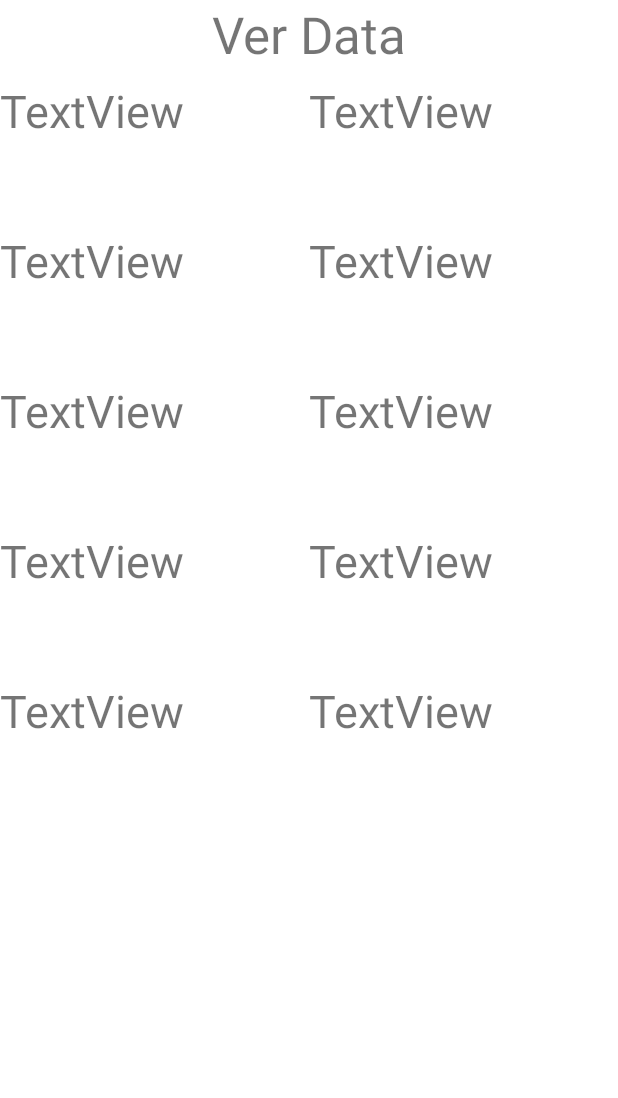
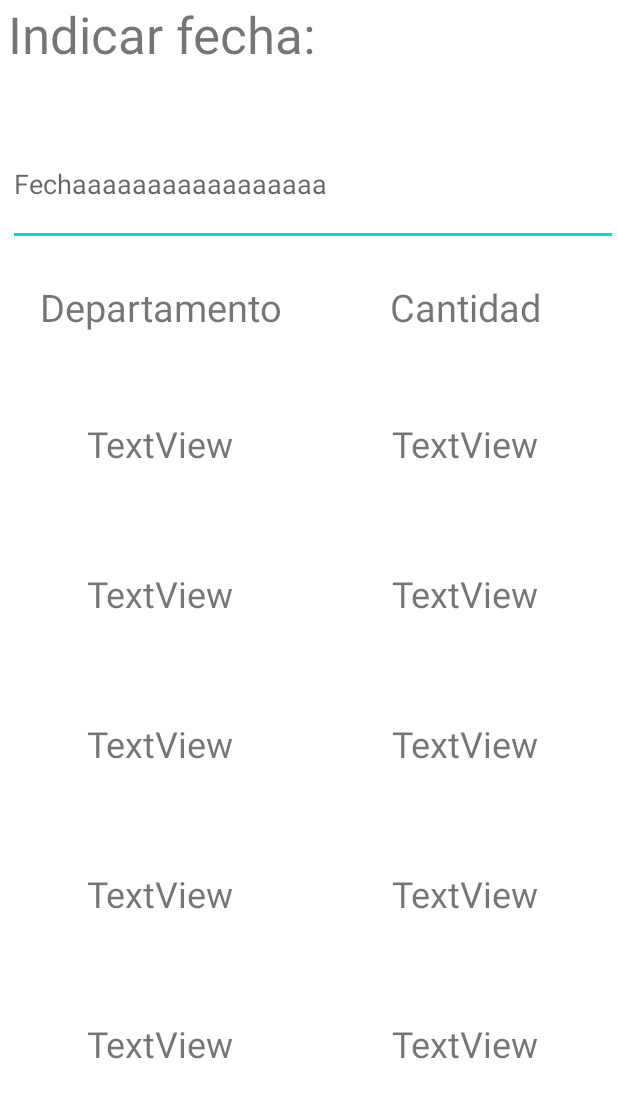
Before and after one commit to saamnd/EC3_PM, an Android app: the layout fragment_personas.xml on its own in the app's theme, with its tools: preview values and no code run, on a phone screen of 412 x 824 dp. Shown: the top 1098 px of the screen. Run offline under Robolectric (Android 15) with nearby library versions, the phone set to English and light mode, and no system bars.

Commit message:
Sincroniza data 8

```diff
--- a/app/src/main/java/pe/edu/ulima/pm/ec/fragments/PersonaFragment.kt
+++ b/app/src/main/java/pe/edu/ulima/pm/ec/fragments/PersonaFragment.kt
@@ -3,6 +3,7 @@ package pe.edu.ulima.pm.ec.fragments
 import android.os.Bundle
 import android.util.Log
 import android.view.*
+import android.widget.EditText
 import androidx.fragment.app.Fragment
 import androidx.recyclerview.widget.RecyclerView
 import pe.edu.ulima.pm.ec.models.GestorPersona
@@ -28,16 +29,23 @@ class PersonaFragment: Fragment() {
 
     override fun onViewCreated(view: View, savedInstanceState: Bundle?) {
         super.onViewCreated(view, savedInstanceState)
+        //Si no existe la BD
+                //pedir sincronización
+                //Si existe
 
         mRviPersonas = view.findViewById(R.id.rviPersonas)
+        var fecha= "17-06-2022"
+        val etFecha= view.findViewById<EditText>(R.id.EtFecha)/*
 
-        //Si no existe la BD
-            //pedir sincronización
-        //Si existe
-        var lista : List<Persona> = mutableListOf()
-        lista = GestorPersona().obtenerListaPersonasRoom(
-            requireContext().applicationContext)
+        etFecha.setOnClickListener{*/
+            var lista : List<Persona> = mutableListOf()
+            lista = GestorPersona().obtenerListaPersonasRoom(
+                requireContext().applicationContext, fecha)
             cargarListaDepartamentos(lista)
+        //}
+
+
+
     }
 
     private fun cargarListaDepartamentos(lista: List<Persona>) {
--- a/app/src/main/java/pe/edu/ulima/pm/ec/models/GestorPersona.kt
+++ b/app/src/main/java/pe/edu/ulima/pm/ec/models/GestorPersona.kt
@@ -73,14 +73,15 @@ class GestorPersona {
 
     }
 
-    fun obtenerListaPersonasRoom (context : Context) : List<Persona> {
+    fun obtenerListaPersonasRoom (context : Context,fecha :String) : List<Persona> {
         val daoPersona : PersonaRoomDAO = AppDatabase.getInstance(
             context).getPersonaRoomDAO()
-        val fecha_ej="17-06-2022"
-        val listaPersonasRoom = daoPersona.PorDepa(fecha_ej) // consulta Room
+
+
+        val listaPersonasRoom = daoPersona.PorDepa(fecha) // consulta Room
         println(listaPersonasRoom.size)
         val listaPlanetas = listaPersonasRoom.map {
-            Persona(fecha_ej,it.cantidad,it.departamento)
+            Persona(fecha,it.cantidad,it.departamento)
         }
         return listaPlanetas
     }
--- a/app/src/main/java/pe/edu/ulima/pm/ec/room/dao/PersonaRoomDAO.kt
+++ b/app/src/main/java/pe/edu/ulima/pm/ec/room/dao/PersonaRoomDAO.kt
@@ -6,6 +6,7 @@ import androidx.room.Insert
 import androidx.room.Query
 import pe.edu.ulima.pm.ec.models.beans.Persona
 import pe.edu.ulima.pm.ec.room.models.DepartamentoRoom
+import pe.edu.ulima.pm.ec.room.models.FechasRoom
 import pe.edu.ulima.pm.ec.room.models.PersonaRoom
 
 @Dao
@@ -18,6 +19,9 @@ interface PersonaRoomDAO {
 
     @Query("SELECT departamento, count(*) as cantidad FROM PersonaRoom WHERE fecha_corte=:fecha_corte GROUP BY DEPARTAMENTO")
     fun PorDepa(fecha_corte:String) : List<DepartamentoRoom>
+/*
+    @Query("SELECT DISTINCT fecha_corte FROM PersonaRoom")
+    fun ObtenerFechas(fecha_corte:String) : List<FechasRoom>*/
 
     @Insert
     fun insert(persona : PersonaRoom)
--- /dev/null
+++ b/app/src/main/java/pe/edu/ulima/pm/ec/room/models/FechasRoom.kt
@@ -0,0 +1,12 @@
+package pe.edu.ulima.pm.ec.room.models
+
+import androidx.room.ColumnInfo
+import androidx.room.Entity
+import androidx.room.PrimaryKey
+
+@Entity
+data class FechasRoom(
+
+    @PrimaryKey( )
+    val fecha_corte : String
+)
--- a/app/src/main/res/layout/fragment_personas.xml
+++ b/app/src/main/res/layout/fragment_personas.xml
@@ -3,30 +3,59 @@
     xmlns:tools="http://schemas.android.com/tools"
     android:layout_width="match_parent"
     android:layout_height="match_parent"
-    xmlns:app="http://schemas.android.com/apk/res-auto">
+    xmlns:app="http://schemas.android.com/apk/res-auto"
+    android:layout_marginStart="5sp">
+
+    <LinearLayout
+        android:layout_width="match_parent"
+        android:layout_height="match_parent"
+        android:orientation="vertical">
 
         <TextView
             android:id="@+id/tviTitulo"
-        android:layout_width="wrap_content"
-        android:layout_height="wrap_content"
-        android:text="Ver Data"
-        android:textSize="34sp"
-        app:layout_constraintEnd_toEndOf="parent"
-        app:layout_constraintStart_toStartOf="parent"
-        app:layout_constraintTop_toTopOf="parent" />
+            android:layout_width="match_parent"
+            android:layout_height="0dp"
+            android:layout_weight="1"
+            android:text="Indicar fecha: "
+            android:textSize="34sp" />
+            <EditText
+                android:id="@+id/EtFecha"
+                android:layout_width="match_parent"
+                android:layout_height="0dp"
+                android:layout_weight="1"
+                android:hint="Fechaaaaaaaaaaaaaaaaa"/>
 
+
+        <LinearLayout
+            android:layout_width="match_parent"
+            android:layout_height="0dp"
+            android:layout_weight="1">
+            <TextView
+                android:layout_width="0dp"
+                android:layout_height="match_parent"
+                android:layout_weight="1"
+                android:text="Departamento"
+                android:textAlignment="center"
+                android:gravity="center"
+                android:textSize="25dp"/>
+            <TextView
+                android:layout_width="0dp"
+                android:layout_height="match_parent"
+                android:layout_weight="1"
+                android:gravity="center"
+                android:text="Cantidad"
+                android:textAlignment="center"
+                android:textSize="25dp"/>
+        </LinearLayout>
         <androidx.recyclerview.widget.RecyclerView
             android:id="@+id/rviPersonas"
-        android:layout_width="0dp"
+            android:layout_width="match_parent"
             android:layout_height="0dp"
-        android:layout_marginTop="8dp"
+            android:layout_weight="7"
             app:layoutManager="androidx.recyclerview.widget.LinearLayoutManager"
-        app:layout_constraintBottom_toBottomOf="parent"
-        app:layout_constraintEnd_toEndOf="parent"
-        app:layout_constraintHorizontal_bias="1.0"
-        app:layout_constraintStart_toStartOf="parent"
-        app:layout_constraintTop_toBottomOf="@+id/tviTitulo"
-        app:layout_constraintVertical_bias="1.0"
             tools:itemCount="5"
             tools:listitem="@layout/item_persona" />
+
+    </LinearLayout>
+
 </androidx.constraintlayout.widget.ConstraintLayout>
--- a/app/src/main/res/layout/item_persona.xml
+++ b/app/src/main/res/layout/item_persona.xml
@@ -6,7 +6,9 @@
     android:layout_height="100dp">
         <LinearLayout
             android:layout_width="match_parent"
-            android:layout_height="match_parent">
+            android:layout_height="match_parent"
+
+            >
 
             <TextView
                 android:id="@+id/tviDepartamento"
@@ -14,7 +16,9 @@
                 android:layout_height="match_parent"
                 android:layout_weight="1"
                 android:text="TextView"
-                android:textSize="30sp"/>
+                android:textSize="24sp"
+                android:gravity="center"
+                android:textAlignment="center"/>
 
             <TextView
                 android:id="@+id/tviCount"
@@ -22,7 +26,9 @@
                 android:layout_height="match_parent"
                 android:layout_weight="1"
                 android:text="TextView"
-                android:textSize="30sp"/>
+                android:textSize="24sp"
+                android:gravity="center"
+                android:textAlignment="center"/>
 
         </LinearLayout>
 
```
Lines whose indentation alone changed are shown as unchanged.
